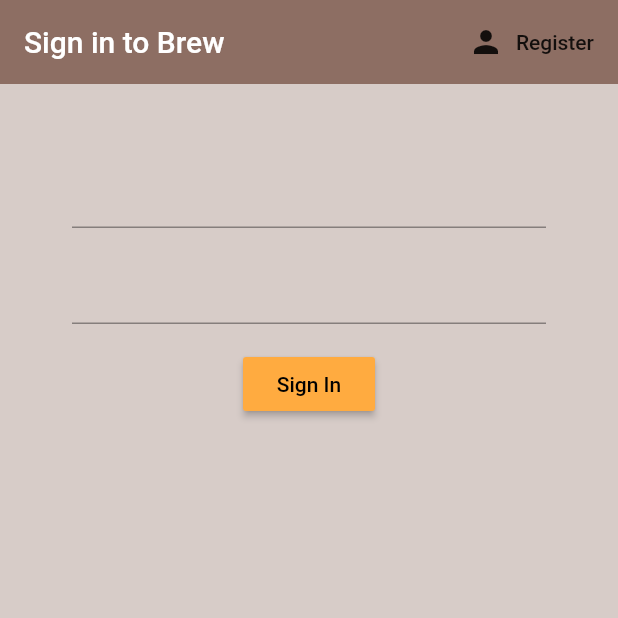
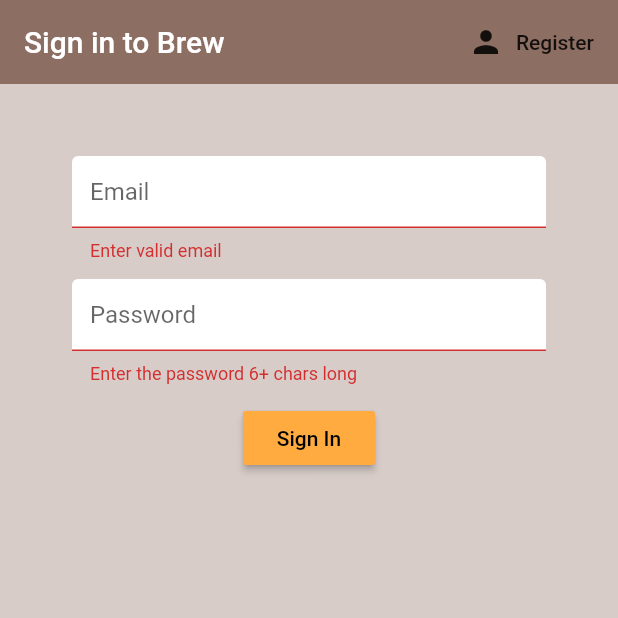
Before and after one commit to patelprashant/brew_me_coffee, a Flutter app: the screen it shows after launch, after a tap on "Sign In", on a phone screen of 412 x 824 dp, the top half of it. Run offline on Flutter 3.47's test engine with Material 2 defaults, Android fonts, the phone set to English and light mode, and no system bars; our stand-ins replace firebase_auth; accounts and stored records are empty.

Commit message:
Added functionality of signin with email and UI changes.

```diff
--- a/lib/screens/authentication/register.dart
+++ b/lib/screens/authentication/register.dart
@@ -1,4 +1,5 @@
 import 'package:brew_me_coffee/services/auth.dart';
+import 'package:brew_me_coffee/shared/constants.dart';
 import 'package:flutter/material.dart';
 
 class Register extends StatefulWidget {
@@ -45,6 +46,7 @@ class _RegisterState extends State<Register> {
             children: <Widget>[
               SizedBox(height: 24.0),
               TextFormField(
+                decoration: txtInputDecoration,
                 validator: (val) => val.isEmpty ? "Enter valid email" : null,
                 onChanged: (val) {
                   setState(() => email = val);
@@ -52,8 +54,9 @@ class _RegisterState extends State<Register> {
               ),
               SizedBox(height: 12.0),
               TextFormField(
+                decoration: txtInputDecoration.copyWith(hintText: "Password"),
                 validator: (val) =>
-                    val.length < 6 ? "Enter the password 6+ chars long" : null,
+                val.length < 6 ? "Enter the password 6+ chars long" : null,
                 onChanged: (val) {
                   setState(() => password = val);
                 },
--- a/lib/screens/authentication/sign_in.dart
+++ b/lib/screens/authentication/sign_in.dart
@@ -1,4 +1,5 @@
 import 'package:brew_me_coffee/services/auth.dart';
+import 'package:brew_me_coffee/shared/constants.dart';
 import 'package:flutter/material.dart';
 
 class SignIn extends StatefulWidget {
@@ -12,10 +13,12 @@ class SignIn extends StatefulWidget {
 
 class _SignInState extends State<SignIn> {
   final AuthService _authService = AuthService();
+  final _formKey = GlobalKey<FormState>();
 
   //text field state
   String email = "";
   String password = "";
+  String error = "";
 
   @override
   Widget build(BuildContext context) {
@@ -38,40 +41,49 @@ class _SignInState extends State<SignIn> {
       body: Container(
         padding: EdgeInsets.symmetric(vertical: 24.0, horizontal: 48.0),
         child: Form(
+          key: _formKey,
           child: Column(
             children: <Widget>[
               SizedBox(height: 24.0),
               TextFormField(
+                decoration: txtInputDecoration,
+                validator: (val) => val.isEmpty ? "Enter valid email" : null,
                 onChanged: (val) {
                   setState(() => email = val);
                 },
               ),
-              SizedBox(height: 16.0),
+              SizedBox(height: 12.0),
               TextFormField(
+                decoration: txtInputDecoration.copyWith(hintText: "Password"),
+                validator: (val) =>
+                val.length < 6 ? "Enter the password 6+ chars long" : null,
                 onChanged: (val) {
                   setState(() => password = val);
                 },
                 obscureText: true,
               ),
-              SizedBox(height: 16.0),
+              SizedBox(height: 12.0),
               RaisedButton(
                 onPressed: () async {
-                  print(email);
-                  print(password);
-
-//                  dynamic result = await _authService.signInAnon();
-//                  if (result == null) {
-//                    print('Error signing in anon');
-//                  } else {
-//                    print('Signing in anon');
-//                    print(result.uid);
-//                  }
+                  if (_formKey.currentState.validate()) {
+                    dynamic result =
+                    await _authService.emailSignIn(email, password);
+                    if (result == null) {
+                      setState(() =>
+                      error = "Couldn\'t Sign in with those credentials");
+                    }
+                  }
                 },
                 color: Colors.orangeAccent,
                 child: Text(
                   'Sign In',
                   style: TextStyle(color: Colors.black),
                 ),
+              ),
+              SizedBox(height: 12.0),
+              Text(
+                error,
+                style: TextStyle(color: Colors.red, fontSize: 16.0),
               ),
             ],
           ),
--- a/lib/services/auth.dart
+++ b/lib/services/auth.dart
@@ -26,7 +26,19 @@ class AuthService {
     }
   }
 
-//TODO: sign in with email and pwd
+//sign in with email and pwd
+  Future emailSignIn(String email, String password) async {
+    try {
+      AuthResult result = await _auth.signInWithEmailAndPassword(
+          email: email, password: password);
+      FirebaseUser fbUser = result.user;
+      return _userFromFBUser(fbUser);
+    } catch (e) {
+      print(e.toString());
+      return null;
+    }
+  }
+
 //register with email and pwd
   Future emailRegistration(String email, String password) async {
     try {
--- /dev/null
+++ b/lib/shared/constants.dart
@@ -0,0 +1,19 @@
+import 'package:flutter/material.dart';
+
+final txtInputDecoration = InputDecoration(
+  hintText: "Email",
+  fillColor: Colors.white,
+  filled: true,
+  enabledBorder: OutlineInputBorder(
+    borderSide: BorderSide(
+      color: Colors.white,
+      width: 2.0,
+    ),
+  ),
+  focusedBorder: OutlineInputBorder(
+    borderSide: BorderSide(
+      color: Colors.orange,
+      width: 2.0,
+    ),
+  ),
+);
```
